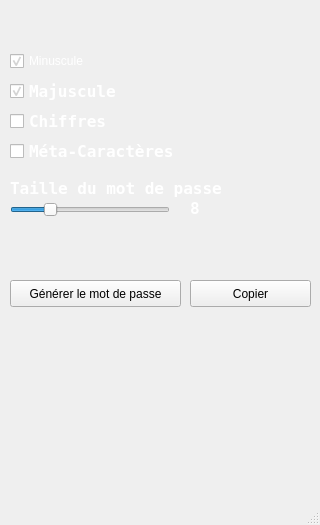
Before: the Qt Designer form passwordgenerator.ui in inaz0/password-generator, drawn with Qt 5.
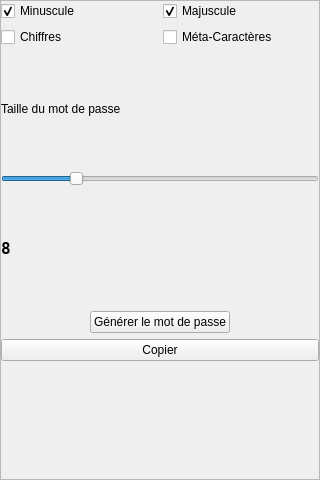
After: the same form once the commit is applied. Icons and pictures are not drawn.

Commit message: Changed all styles and resources files

```diff
--- a/passwordgenerator.ui
+++ b/passwordgenerator.ui
@@ -7,7 +7,7 @@
     <x>0</x>
     <y>0</y>
     <width>320</width>
-    <height>525</height>
+    <height>480</height>
    </rect>
   </property>
   <property name="minimumSize">
@@ -60,257 +60,216 @@
 background-repeat:no-repeat;
 }</string>
    </property>
-   <widget class="QCheckBox" name="checkBox">
-    <property name="geometry">
-     <rect>
-      <x>10</x>
-      <y>80</y>
-      <width>261</width>
-      <height>22</height>
-     </rect>
+   <layout class="QGridLayout" name="mainGridLayout">
+    <property name="leftMargin">
+     <number>0</number>
     </property>
-    <property name="font">
-     <font>
-      <family>Bitstream Vera Sans Mono</family>
-      <pointsize>12</pointsize>
-      <weight>75</weight>
-      <italic>false</italic>
-      <bold>true</bold>
-     </font>
+    <property name="topMargin">
+     <number>0</number>
     </property>
-    <property name="styleSheet">
-     <string notr="true">color: rgb(255, 255, 255);
-background:none;
-font: bold 12pt &quot;Bitstream Vera Sans Mono&quot;;</string>
+    <property name="rightMargin">
+     <number>0</number>
     </property>
-    <property name="text">
-     <string>Majuscule</string>
+    <property name="bottomMargin">
+     <number>0</number>
     </property>
-    <property name="checked">
-     <bool>true</bool>
+    <property name="spacing">
+     <number>0</number>
     </property>
-   </widget>
-   <widget class="QCheckBox" name="checkBox_2">
-    <property name="geometry">
-     <rect>
-      <x>10</x>
-      <y>110</y>
-      <width>201</width>
-      <height>22</height>
-     </rect>
-    </property>
-    <property name="font">
-     <font>
-      <family>Bitstream Vera Sans Mono</family>
-      <pointsize>12</pointsize>
-      <weight>75</weight>
-      <italic>false</italic>
-      <bold>true</bold>
-     </font>
-    </property>
-    <property name="styleSheet">
-     <string notr="true">color: rgb(255, 255, 255);
-background:none;
-font: bold 12pt &quot;Bitstream Vera Sans Mono&quot;;</string>
-    </property>
-    <property name="text">
-     <string>Chiffres</string>
-    </property>
-   </widget>
-   <widget class="QLabel" name="label_2">
-    <property name="geometry">
-     <rect>
-      <x>10</x>
-      <y>180</y>
-      <width>271</width>
-      <height>17</height>
-     </rect>
-    </property>
-    <property name="font">
-     <font>
-      <family>Bitstream Vera Sans Mono</family>
-      <pointsize>12</pointsize>
-      <weight>75</weight>
-      <italic>false</italic>
-      <bold>true</bold>
-     </font>
-    </property>
-    <property name="styleSheet">
-     <string notr="true">color: rgb(255, 255, 255);
-background:none;
-font: bold 12pt &quot;Bitstream Vera Sans Mono&quot;;</string>
-    </property>
-    <property name="text">
-     <string>Taille du mot de passe</string>
-    </property>
-   </widget>
-   <widget class="QLabel" name="ValeurTailleMdp">
-    <property name="geometry">
-     <rect>
-      <x>190</x>
-      <y>200</y>
-      <width>59</width>
-      <height>17</height>
-     </rect>
-    </property>
-    <property name="font">
-     <font>
-      <family>Bitstream Vera Sans Mono</family>
-      <pointsize>12</pointsize>
-      <weight>75</weight>
-      <italic>false</italic>
-      <bold>true</bold>
-     </font>
-    </property>
-    <property name="styleSheet">
-     <string notr="true">color: rgb(255, 255, 255);
-background:none;
-font: bold 12pt &quot;Bitstream Vera Sans Mono&quot;;</string>
-    </property>
-    <property name="text">
-     <string>8</string>
-    </property>
-   </widget>
-   <widget class="QLabel" name="Resultats">
-    <property name="geometry">
-     <rect>
-      <x>10</x>
-      <y>410</y>
-      <width>301</width>
-      <height>61</height>
-     </rect>
-    </property>
-    <property name="font">
-     <font>
-      <family>Bitstream Vera Sans Mono</family>
-      <pointsize>10</pointsize>
-      <weight>50</weight>
-      <italic>false</italic>
-      <bold>false</bold>
-     </font>
-    </property>
-    <property name="styleSheet">
-     <string notr="true">color: rgb(255, 255, 255);
-background:none;
-font: 10pt &quot;Bitstream Vera Sans Mono&quot;;</string>
-    </property>
-    <property name="text">
-     <string/>
-    </property>
-   </widget>
-   <widget class="QCheckBox" name="checkBox_3">
-    <property name="geometry">
-     <rect>
-      <x>10</x>
-      <y>140</y>
-      <width>191</width>
-      <height>22</height>
-     </rect>
-    </property>
-    <property name="font">
-     <font>
-      <family>Bitstream Vera Sans Mono</family>
-      <pointsize>12</pointsize>
-      <weight>75</weight>
-      <italic>false</italic>
-      <bold>true</bold>
-     </font>
-    </property>
-    <property name="styleSheet">
-     <string notr="true">color: rgb(255, 255, 255);
-background:none;
-font: bold 12pt &quot;Bitstream Vera Sans Mono&quot;;</string>
-    </property>
-    <property name="text">
-     <string>Méta-Caractères</string>
-    </property>
-   </widget>
-   <widget class="QPushButton" name="CopierMdp">
-    <property name="geometry">
-     <rect>
-      <x>190</x>
-      <y>280</y>
-      <width>121</width>
-      <height>27</height>
-     </rect>
-    </property>
-    <property name="styleSheet">
-     <string notr="true">background:none;</string>
-    </property>
-    <property name="text">
-     <string>Copier</string>
-    </property>
-   </widget>
-   <widget class="QPushButton" name="pushButton">
-    <property name="geometry">
-     <rect>
-      <x>10</x>
-      <y>280</y>
-      <width>171</width>
-      <height>27</height>
-     </rect>
-    </property>
-    <property name="styleSheet">
-     <string notr="true">background:none;</string>
-    </property>
-    <property name="text">
-     <string>Générer le mot de passe</string>
-    </property>
-   </widget>
-   <widget class="QSlider" name="TailleMDP">
-    <property name="geometry">
-     <rect>
-      <x>10</x>
-      <y>200</y>
-      <width>160</width>
-      <height>19</height>
-     </rect>
-    </property>
-    <property name="font">
-     <font>
-      <kerning>false</kerning>
-     </font>
-    </property>
-    <property name="styleSheet">
-     <string notr="true">color: rgb(255, 255, 255);
+    <item row="0" column="0">
+     <widget class="QFrame" name="frame">
+      <property name="styleSheet">
+       <string notr="true"/>
+      </property>
+      <property name="frameShape">
+       <enum>QFrame::StyledPanel</enum>
+      </property>
+      <property name="frameShadow">
+       <enum>QFrame::Raised</enum>
+      </property>
+      <layout class="QVBoxLayout" name="verticalLayout">
+       <property name="leftMargin">
+        <number>0</number>
+       </property>
+       <property name="topMargin">
+        <number>0</number>
+       </property>
+       <property name="rightMargin">
+        <number>0</number>
+       </property>
+       <property name="bottomMargin">
+        <number>0</number>
+       </property>
+       <item>
+        <layout class="QVBoxLayout" name="verticalLayout_2">
+         <property name="topMargin">
+          <number>0</number>
+         </property>
+         <item>
+          <layout class="QGridLayout" name="checkBoxLayouts">
+           <item row="0" column="1">
+            <widget class="QCheckBox" name="checkBox">
+             <property name="text">
+              <string>Majuscule</string>
+             </property>
+             <property name="checked">
+              <bool>true</bool>
+             </property>
+            </widget>
+           </item>
+           <item row="0" column="0">
+            <widget class="QCheckBox" name="Lowercase">
+             <property name="text">
+              <string>Minuscule</string>
+             </property>
+             <property name="checked">
+              <bool>true</bool>
+             </property>
+            </widget>
+           </item>
+           <item row="1" column="0">
+            <widget class="QCheckBox" name="checkBox_2">
+             <property name="text">
+              <string>Chiffres</string>
+             </property>
+            </widget>
+           </item>
+           <item row="1" column="1">
+            <widget class="QCheckBox" name="checkBox_3">
+             <property name="text">
+              <string>Méta-Caractères</string>
+             </property>
+            </widget>
+           </item>
+          </layout>
+         </item>
+         <item>
+          <widget class="QLabel" name="label_2">
+           <property name="text">
+            <string>Taille du mot de passe</string>
+           </property>
+          </widget>
+         </item>
+         <item>
+          <widget class="QSlider" name="TailleMDP">
+           <property name="font">
+            <font>
+             <kerning>false</kerning>
+            </font>
+           </property>
+           <property name="styleSheet">
+            <string notr="true">color: rgb(255, 255, 255);
 background:none;</string>
-    </property>
-    <property name="minimum">
-     <number>1</number>
-    </property>
-    <property name="maximum">
-     <number>32</number>
-    </property>
-    <property name="value">
-     <number>8</number>
-    </property>
-    <property name="orientation">
-     <enum>Qt::Horizontal</enum>
-    </property>
-   </widget>
-   <widget class="QCheckBox" name="Lowercase">
-    <property name="geometry">
-     <rect>
-      <x>10</x>
-      <y>50</y>
-      <width>241</width>
-      <height>22</height>
-     </rect>
-    </property>
-    <property name="styleSheet">
-     <string notr="true">color: rgb(255, 255, 255);
-background:none;
-font: bold 12pt &quot;Bitstream Vera Sans Mono&quot;;</string>
-    </property>
-    <property name="text">
-     <string>Minuscule</string>
-    </property>
-    <property name="checked">
-     <bool>true</bool>
-    </property>
-   </widget>
+           </property>
+           <property name="minimum">
+            <number>1</number>
+           </property>
+           <property name="maximum">
+            <number>32</number>
+           </property>
+           <property name="value">
+            <number>8</number>
+           </property>
+           <property name="orientation">
+            <enum>Qt::Horizontal</enum>
+           </property>
+          </widget>
+         </item>
+         <item>
+          <widget class="QLabel" name="ValeurTailleMdp">
+           <property name="font">
+            <font>
+             <family>Bitstream Vera Sans Mono</family>
+             <pointsize>12</pointsize>
+             <weight>75</weight>
+             <italic>false</italic>
+             <bold>true</bold>
+            </font>
+           </property>
+           <property name="styleSheet">
+            <string notr="true"/>
+           </property>
+           <property name="text">
+            <string>8</string>
+           </property>
+          </widget>
+         </item>
+         <item>
+          <layout class="QGridLayout" name="gridLayout">
+           <item row="0" column="1">
+            <widget class="QPushButton" name="pushButton">
+             <property name="styleSheet">
+              <string notr="true"/>
+             </property>
+             <property name="text">
+              <string>Générer le mot de passe</string>
+             </property>
+            </widget>
+           </item>
+           <item row="0" column="2">
+            <spacer name="horizontalSpacer">
+             <property name="orientation">
+              <enum>Qt::Horizontal</enum>
+             </property>
+             <property name="sizeHint" stdset="0">
+              <size>
+               <width>40</width>
+               <height>20</height>
+              </size>
+             </property>
+            </spacer>
+           </item>
+           <item row="0" column="0">
+            <spacer name="horizontalSpacer_2">
+             <property name="orientation">
+              <enum>Qt::Horizontal</enum>
+             </property>
+             <property name="sizeHint" stdset="0">
+              <size>
+               <width>40</width>
+               <height>20</height>
+              </size>
+             </property>
+            </spacer>
+           </item>
+           <item row="1" column="0" colspan="3">
+            <widget class="QPushButton" name="CopierMdp">
+             <property name="styleSheet">
+              <string notr="true"/>
+             </property>
+             <property name="text">
+              <string>Copier</string>
+             </property>
+            </widget>
+           </item>
+          </layout>
+         </item>
+         <item>
+          <widget class="QLabel" name="Resultats">
+           <property name="font">
+            <font>
+             <family>Bitstream Vera Sans Mono</family>
+             <pointsize>10</pointsize>
+             <weight>50</weight>
+             <italic>false</italic>
+             <bold>false</bold>
+            </font>
+           </property>
+           <property name="styleSheet">
+            <string notr="true"/>
+           </property>
+           <property name="text">
+            <string/>
+           </property>
+          </widget>
+         </item>
+        </layout>
+       </item>
+      </layout>
+     </widget>
+    </item>
+   </layout>
   </widget>
-  <widget class="QStatusBar" name="statusBar"/>
   <action name="actionA_propos">
    <property name="text">
     <string>A propos</string>
```
Left out of the diff: 11 changed lines with no effect on the pictures. The commit also changes 7 other files.
